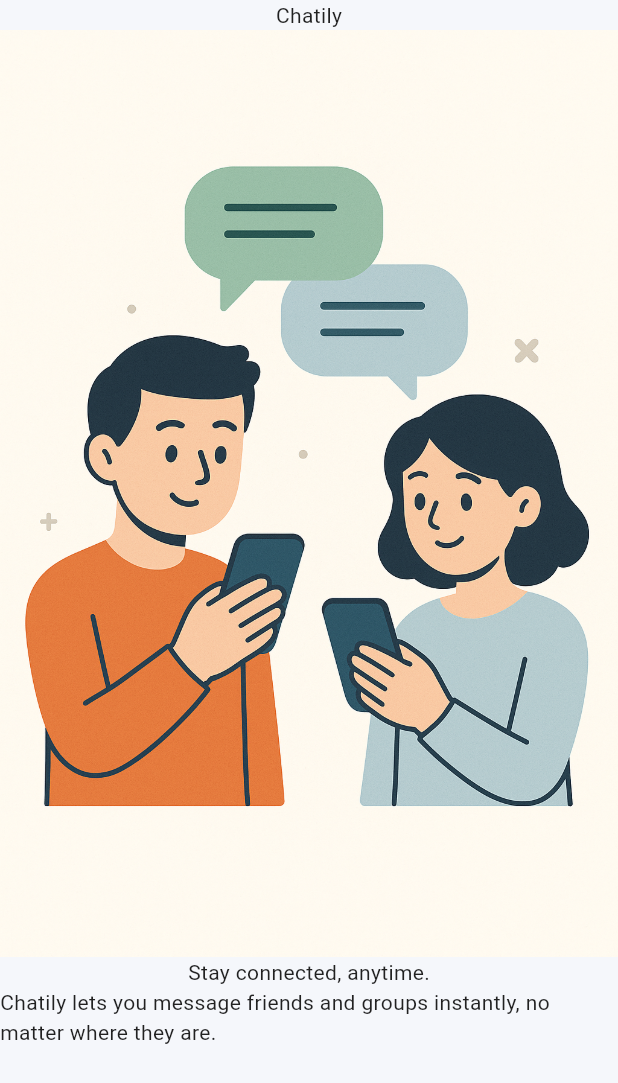
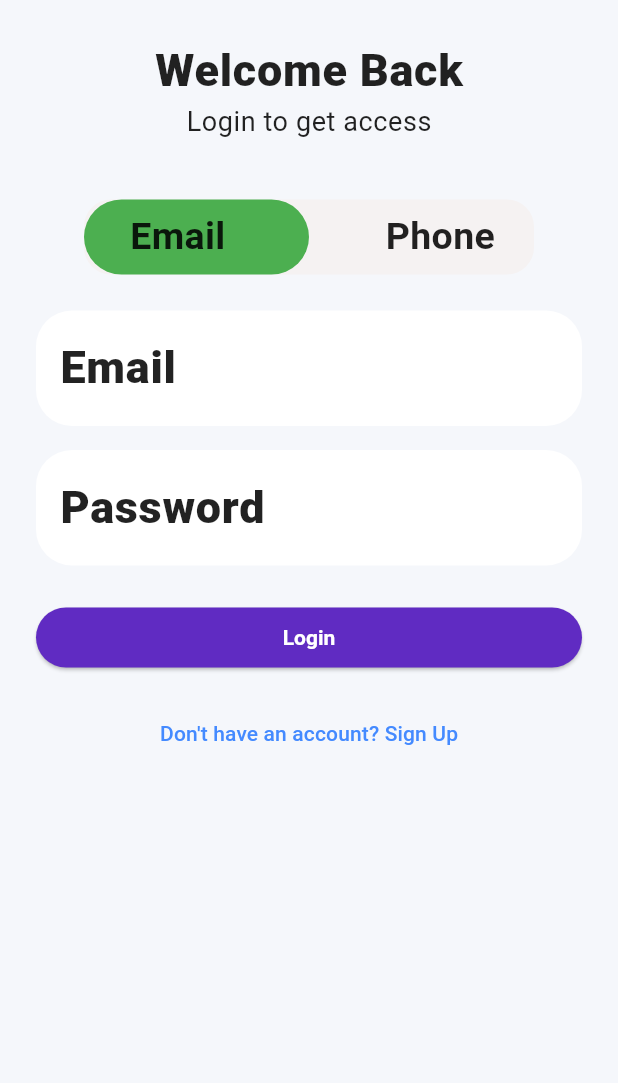
Before and after one commit to taha8272/Chatily, a Flutter app: the screen it shows after launch, on a phone screen of 412 x 824 dp. Shown: the top 1083 px of the screen. Run offline on Flutter 3.47's test engine with Material 3 defaults, Android fonts, the phone set to English and light mode, and no system bars.

Commit message:
Completed Onboarding screens, working on Auth

```diff
--- a/lib/main.dart
+++ b/lib/main.dart
@@ -1,4 +1,8 @@
-import 'package:chatily/screens/onboarding_1.dart';
+import 'package:chatily/screens/auth.dart';
+import 'package:chatily/screens/onboarding/onboarding.dart';
+import 'package:chatily/screens/onboarding/onboarding_1.dart';
+import 'package:chatily/screens/onboarding/onboarding_2.dart';
+import 'package:chatily/screens/onboarding/onboarding_3.dart';
 import 'package:flutter/material.dart';
 
 void main() {
@@ -18,7 +22,8 @@
           onPrimary: Colors.white,
           secondary: Colors.teal,
           onSecondary: Colors.white,
-
+          background: Color(0xFFF5F7FB),
+          onBackground: Colors.black87,
           surface: Colors.white,
           onSurface: Colors.black87,
           error: Colors.redAccent,
@@ -32,12 +37,39 @@
         floatingActionButtonTheme: FloatingActionButtonThemeData(
           backgroundColor: Colors.teal,
         ),
+        elevatedButtonTheme: ElevatedButtonThemeData(
+          style: ElevatedButton.styleFrom(
+            backgroundColor: const Color.fromARGB(255, 96, 43, 194), // primary
+            foregroundColor: Colors.white, // onPrimary
+            shape: RoundedRectangleBorder(
+              borderRadius: BorderRadius.circular(25),
+            ),
+            textStyle: const TextStyle(fontWeight: FontWeight.bold),
+          ),
+        ),
         inputDecorationTheme: InputDecorationTheme(
           filled: true,
           fillColor: Colors.white,
           border: OutlineInputBorder(
             borderRadius: BorderRadius.circular(24),
             borderSide: BorderSide.none,
+          ),
+        ),
+        textTheme: const TextTheme(
+          bodyLarge: TextStyle(
+            fontSize: 30,
+            fontWeight: FontWeight.w900, // Extra bold
+            color: Colors.black87,
+          ),
+          bodyMedium: TextStyle(
+            fontSize: 25,
+            fontWeight: FontWeight.bold,
+            color: Colors.black87,
+          ),
+          bodySmall: TextStyle(
+            fontSize: 18,
+            fontWeight: FontWeight.normal,
+            color: Colors.black87,
           ),
         ),
       ),
@@ -48,7 +80,8 @@
           onPrimary: Colors.white,
           secondary: Colors.tealAccent[200]!,
           onSecondary: Colors.black,
-
+          background: Color(0xFF181A20),
+          onBackground: Colors.white,
           surface: Color(0xFF23272F),
           onSurface: Colors.white,
           error: Colors.red[400]!,
@@ -62,6 +95,16 @@
         floatingActionButtonTheme: FloatingActionButtonThemeData(
           backgroundColor: Colors.tealAccent[200],
         ),
+        elevatedButtonTheme: ElevatedButtonThemeData(
+          style: ElevatedButton.styleFrom(
+            backgroundColor: Colors.blueGrey[900], // primary
+            foregroundColor: Colors.white, // onPrimary
+            shape: RoundedRectangleBorder(
+              borderRadius: BorderRadius.circular(25),
+            ),
+            textStyle: const TextStyle(fontWeight: FontWeight.bold),
+          ),
+        ),
         inputDecorationTheme: InputDecorationTheme(
           filled: true,
           fillColor: Color(0xFF23272F),
@@ -70,9 +113,26 @@
             borderSide: BorderSide.none,
           ),
         ),
+        textTheme: const TextTheme(
+          bodyLarge: TextStyle(
+            fontSize: 30,
+            fontWeight: FontWeight.w900, // Extra bold
+            color: Colors.white,
+          ),
+          bodyMedium: TextStyle(
+            fontSize: 25,
+            fontWeight: FontWeight.bold,
+            color: Colors.white,
+          ),
+          bodySmall: TextStyle(
+            fontSize: 18,
+            fontWeight: FontWeight.normal,
+            color: Colors.white,
+          ),
+        ),
       ),
       themeMode: ThemeMode.system, // Uses system setting (light/dark)
-      home: OnboardingScreen1(),
+      home: AuthScreen(),
     );
   }
 }
--- a/lib/screens/auth.dart
+++ b/lib/screens/auth.dart
@@ -0,0 +1,149 @@
+import 'package:flutter/material.dart';
+
+class AuthScreen extends StatefulWidget {
+  const AuthScreen({super.key});
+  @override
+  State<AuthScreen> createState() => _AuthScreenState();
+}
+
+class _AuthScreenState extends State<AuthScreen> {
+  bool isLogin = true; // Toggle between login and signup
+  bool isEmail = true; // Toggle between email and phone
+
+  final _formKey = GlobalKey<FormState>();
+  final _emailController = TextEditingController();
+  final _passwordController = TextEditingController();
+  final _phoneController = TextEditingController();
+
+  @override
+  Widget build(BuildContext context) {
+    return Scaffold(
+      body: SafeArea(
+        child: SingleChildScrollView(
+          padding: const EdgeInsets.all(24),
+          child: Column(
+            children: [
+              Text(
+                isLogin ? 'Welcome Back' : 'Get Started',
+                style: Theme.of(context).textTheme.bodyLarge,
+              ),
+              Text(
+                isLogin
+                    ? 'Login to get access'
+                    : 'Create a new account to get started',
+                style: Theme.of(context).textTheme.bodySmall,
+              ),
+              const SizedBox(height: 40),
+              Container(
+                width: 300,
+                height: 50,
+                decoration: BoxDecoration(
+                  color: const Color.fromARGB(255, 245, 242, 242),
+                  borderRadius: BorderRadius.circular(18),
+                ),
+                child: Stack(
+                  children: [
+                    AnimatedAlign(
+                      alignment: isEmail
+                          ? Alignment.centerLeft
+                          : Alignment.centerRight,
+                      duration: Duration(microseconds: 300),
+                      curve: Curves.easeInOut,
+                      child: Container(
+                        width: 150,
+                        height: 50,
+                        decoration: BoxDecoration(
+                          color: Colors.green,
+                          borderRadius: BorderRadius.circular(30),
+                        ),
+                      ),
+                    ),
+                    Row(
+                      children: [
+                        Expanded(
+                          child: GestureDetector(
+                            onTap: () {
+                              setState(() {
+                                isEmail = true;
+                              });
+                            },
+
+                            child: Center(child: Text('Email')),
+                          ),
+                        ),
+                        const SizedBox(width: 50),
+                        Expanded(
+                          child: GestureDetector(
+                            onTap: () {
+                              setState(() {
+                                isEmail = false;
+                              });
+                            },
+
+                            child: Center(child: Text('Phone')),
+                          ),
+                        ),
+                      ],
+                    ),
+                  ],
+                ),
+              ),
+              Form(
+                key: _formKey,
+                child: Column(
+                  children: [
+                    // Toggle between Email and Phone
+                    SizedBox(height: 24),
+                    // Email or Phone Field
+                    if (isEmail)
+                      TextFormField(
+                        controller: _emailController,
+                        decoration: InputDecoration(labelText: 'Email'),
+                        keyboardType: TextInputType.emailAddress,
+                      )
+                    else
+                      TextFormField(
+                        controller: _phoneController,
+                        decoration: InputDecoration(labelText: 'Phone Number'),
+                        keyboardType: TextInputType.phone,
+                      ),
+                    SizedBox(height: 16),
+                    // Password Field (for both login/signup)
+                    TextFormField(
+                      controller: _passwordController,
+                      decoration: InputDecoration(labelText: 'Password'),
+                      obscureText: true,
+                    ),
+                    SizedBox(height: 24),
+                    // Login/Signup Button
+                    SizedBox(
+                      width: double.infinity,
+                      child: ElevatedButton(
+                        onPressed: () {
+                          // TODO: Add authentication logic
+                        },
+                        child: Text(isLogin ? 'Login' : 'Sign Up'),
+                      ),
+                    ),
+                    SizedBox(height: 16),
+                    // Toggle between Login and Signup
+                    TextButton(
+                      onPressed: () {
+                        setState(() => isLogin = !isLogin);
+                      },
+                      child: Text(
+                        isLogin
+                            ? "Don't have an account? Sign Up"
+                            : "Already have an account? Login",
+                      ),
+                    ),
+                  ],
+                ),
+              ),
+            ],
+          ),
+        ),
+      ),
+    );
+  }
+}
--- a/lib/screens/onboarding_1.dart
+++ /dev/null
@@ -1,24 +0,0 @@
-import 'package:flutter/material.dart';
-
-class OnboardingScreen1 extends StatelessWidget {
-  const OnboardingScreen1({super.key});
-
-  @override
-  Widget build(BuildContext context) {
-    return Scaffold(
-      backgroundColor: Theme.of(context).scaffoldBackgroundColor,
-      body: Center(
-        child: Column(
-          children: [
-            Text('Chatily'),
-            Image.asset('assets/images/conversation.png'),
-            Text('Stay connected, anytime.'),
-            Text(
-              'Chatily lets you message friends and groups instantly, no matter where they are.',
-            ),
-          ],
-        ),
-      ),
-    );
-  }
-}
```
Also changed, not shown: lib/screens/onboarding/onboarding.dart (added, +74 -0 lines), lib/screens/onboarding/onboarding_1.dart (added, +46 -0 lines), lib/screens/onboarding/onboarding_2.dart (added, +47 -0 lines), lib/screens/onboarding/onboarding_3.dart (added, +47 -0 lines), assets/images/chat_bubble.png, assets/images/conversation.png.
